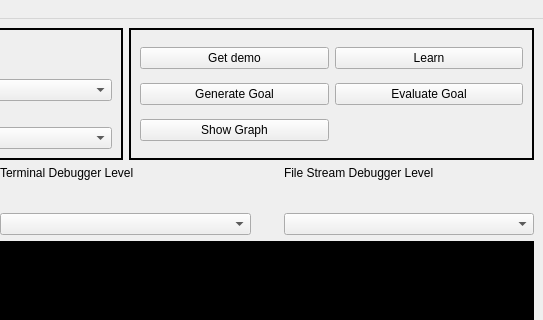
Above: srp_md/src/srp_md/ui/pyqt_format.ui from fnivek/srp_md before the change; both pictures show x 292 to 835 and y 0 to 320 of the 835 by 558 pixel window. Below: the same form after it.
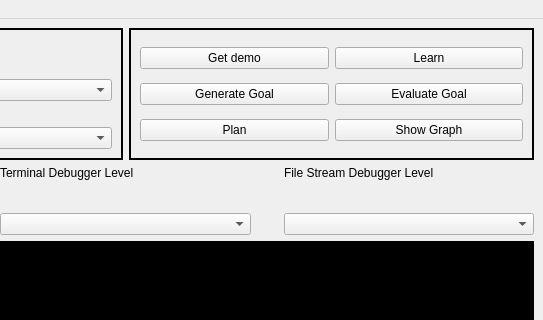
That is the form after the change.

Commit message: PLAN: Add a planning module and button to gui

The edit to the form file:
```diff
--- a/srp_md/src/srp_md/ui/pyqt_format.ui
+++ b/srp_md/src/srp_md/ui/pyqt_format.ui
@@ -66,6 +66,13 @@
         </widget>
        </item>
        <item row="3" column="0">
+        <widget class="QPushButton" name="plan">
+         <property name="text">
+          <string>Plan</string>
+         </property>
+        </widget>
+       </item>
+       <item row="3" column="1">
         <widget class="QPushButton" name="show_graph">
          <property name="text">
           <string>Show Graph</string>
```
Left out of the diff: 2 changed lines with no effect on the pictures. The commit also changes 5 other files.
